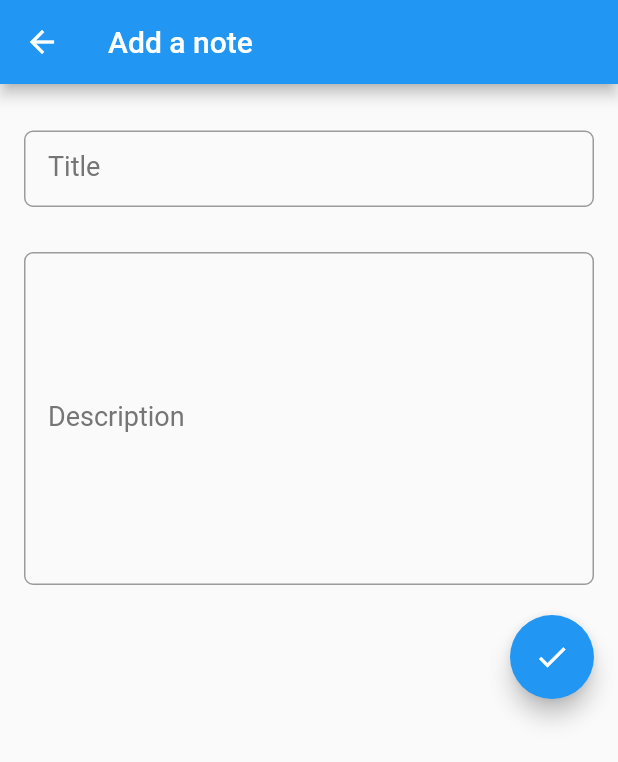
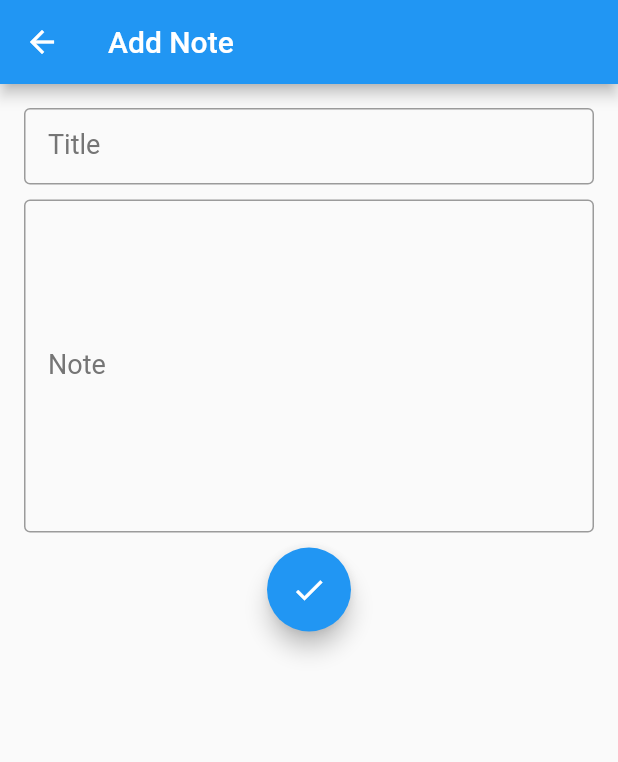
Before and after one commit to banerjeeApurbo2001/BanaoNotes, a Flutter app: the screen it shows after launch, after a tap on the "add" icon, on a phone screen of 412 x 824 dp. Shown: the top 762 px of the screen. Run offline on Flutter 3.47's test engine with Material 2 defaults, Android fonts, the phone set to English and light mode, and no system bars; our stand-ins replace bloc, cloud_firestore, firebase_core, flutter_bloc; accounts and stored records are empty.

```diff
--- a/lib/main.dart
+++ b/lib/main.dart
@@ -1,4 +1,7 @@
+import 'package:firebase_core/firebase_core.dart';
 import 'package:flutter/material.dart';
+import 'package:flutter_bloc/flutter_bloc.dart';
+import 'package:notekeeperatg/repository/FirebaseRepository.dart';
 import 'package:notekeeperatg/ui/pages/add_note.dart';
 import 'package:notekeeperatg/ui/pages/note_details.dart';
 import 'package:notekeeperatg/ui/pages/notes_home.dart';
@@ -6,9 +9,20 @@ import 'package:notekeeperatg/ui/pages/splash.dart';
 
 import 'package:provider/provider.dart';
 
-void main() => runApp(MyApp());
+import 'blocs/bottom_navigationbar_tabs.dart';
+import 'blocs/firestore.dart';
+import 'data_provider/FirebaseService.dart';
+
+void main() async {
+  WidgetsFlutterBinding.ensureInitialized();
+  await Firebase.initializeApp();
+  runApp(MyApp());
+}
 
 class MyApp extends StatelessWidget {
+
+  FirebaseRepository repository = FirebaseRepository(service: FirebaseService(init: "Hello"));
+
   // This widget is the root of your application.
   @override
   Widget build(BuildContext context) {
@@ -35,11 +49,14 @@ class MyApp extends StatelessWidget {
                 color: Colors.grey.shade600,
               )),
         ),
-        home: Splash(),
-        routes: {
-          "add_note": (_) => AddNotePage(),
-          "note_view": (_) => NoteDetailsPage(),
-        },
+        home: BlocProvider(
+            create: (context)=>NavigationCubit(),
+            child: BlocProvider(
+              create: (context)=>Data(repository: repository),
+              child: NotesHomPage(),
+            )
+        )
+
     );
   }
 }
--- a/lib/pojo_model/Note.dart
+++ b/lib/pojo_model/Note.dart
@@ -14,7 +14,7 @@ class Note{
    @required this.title,
    @required this.description,
    @required this.deleted,
-    @required this.createdAt,
+    this.createdAt,
  });
 
   Note.fromJSON(Map json) :
--- a/lib/ui/pages/add_note.dart
+++ b/lib/ui/pages/add_note.dart
@@ -1,106 +1,87 @@
 import 'package:flutter/material.dart';
+import 'package:flutter_bloc/flutter_bloc.dart';
+import 'package:notekeeperatg/blocs/add_data.dart';
+import 'package:notekeeperatg/data_provider/FirebaseService.dart';
 import 'package:notekeeperatg/pojo_model/Note.dart';
+import 'package:notekeeperatg/repository/FirebaseRepository.dart';
 import 'package:provider/provider.dart';
 
-class AddNotePage extends StatefulWidget {
-  final Note note;
-
-  const AddNotePage({Key key, this.note}) : super(key: key);
-
-  @override
-  _AddNotePageState createState() => _AddNotePageState();
-}
-
-class _AddNotePageState extends State<AddNotePage> {
-  TextEditingController _titleController;
-  TextEditingController _descriptionController;
-  GlobalKey<ScaffoldState> _key = GlobalKey<ScaffoldState>();
-  FocusNode _descriptionNode;
-  bool _editMode;
-  bool _processing;
-
-  @override
-  void initState() {
-    super.initState();
-    _processing = false;
-    _editMode = widget.note != null;
-    _titleController =
-        TextEditingController(text: _editMode ? widget.note.title : null);
-    _descriptionController =
-        TextEditingController(text: _editMode ? widget.note.description : null);
-    _descriptionNode = FocusNode();
-  }
+class AddNotePage extends StatelessWidget {
+  AddNotePage({Key key}) : super(key: key);
+  TextEditingController title=TextEditingController(),description = TextEditingController();
+  FirebaseRepository repository = FirebaseRepository(service: FirebaseService(init: "Firebase"));
+  // final GlobalKey<FormState> key = GlobalKey<FormState>();
 
   @override
   Widget build(BuildContext context) {
-    return Scaffold(
-      key: _key,
-      appBar: AppBar(
-        title: Text('Add a note'),
+
+    return BlocProvider(
+      create: (context) => Add(repository: repository),
+      child: Scaffold(
+          appBar: AppBar(title: Text("Add Note"),),
+          body: BlocBuilder<Add, AddDataFirestoreState>(
+            builder: (context, state) {
+              if(state is AddDataFirestoreInitial)
+              {
+                return Form(
+                  // key: key,
+                  child: SingleChildScrollView(
+                    child: Padding(
+                      padding: const EdgeInsets.all(16.0),
+                      child: Column(
+                        children: [
+                          _titleText(),
+                          SizedBox(height: 10.0,),
+                          _noteText(),
+                          SizedBox(height: 10.0,),
+                          _submitButton(context)
+                        ],
+                      ),
+                    ),
+                  ),
+                );
+              }
+
+              if(state is AddDataFirestoreAdding){
+                return Center(child: Text("Done"),);
+              }
+
+              if(state is AddDataFirestoreAdded){
+                // return Center(child: Text(state.status.toString()));
+                if(state.status)
+                  return Center(child: RaisedButton(onPressed: (){
+                    Navigator.of(context).pop();
+                  },child: Text("Note Added Successfully"),),);
+                else
+                  return Center(child: Text("Something went Wrong"),);
+              }
+              return Text("Hello");
+            },
+          )
       ),
-      body: SingleChildScrollView(
-        padding: const EdgeInsets.all(16.0),
-        child: Column(
-          crossAxisAlignment: CrossAxisAlignment.start,
-          children: <Widget>[
-            SizedBox(height: 15.0),
-            TextField(
-              controller: _titleController,
-              decoration: InputDecoration(
-                labelText: "Title",
-              ),
-              textInputAction: TextInputAction.next,
-              onEditingComplete: () {
-                FocusScope.of(context).requestFocus(_descriptionNode);
-              },
-            ),
-            SizedBox(height: 30.0),
-            TextField(
-              controller: _descriptionController,
-              focusNode: _descriptionNode,
-              maxLines: 10,
-              decoration: InputDecoration(
-                labelText: "Description",
-              ),
-            ),
-            const SizedBox(height: 20.0),
-           Row(
-             mainAxisAlignment: MainAxisAlignment.end,
-             children: <Widget>[
-               FloatingActionButton(
+    );
+  }
 
-                    child: Icon(Icons.check),
-                    onPressed: _processing
-                        ? null
-                        : () async {
-                      setState(() {
-                        _processing = true;
-                      });
-                      if (_titleController.text.isEmpty) {
-                        _key.currentState.showSnackBar(SnackBar(
-                          content: Text("Title is required."),
-                          backgroundColor: Colors.red,
-                        ));
-                        return;
-                      }
-                      Note note = Note(
-                        id: _editMode ? widget.note.id : null,
-                        title: _titleController.text,
-                        description: _descriptionController.text,
-                        createdAt: DateTime.now(),
-                      );
-                      setState(() {
-                        _processing = false;
-                      });
-                      Navigator.pop(context);
-                    }
-                ),
-             ],
-           ),
-          ],
-        ),
-      ),
+  Widget _noteText() {
+    return TextFormField(
+      controller: description,
+      decoration: InputDecoration(border: OutlineInputBorder(),labelText: "Note"),
+      keyboardType: TextInputType.multiline,
+      maxLines: 10,
 
     );
   }
+
+  Widget _titleText() {
+    return TextFormField(
+      controller: title,
+      decoration: InputDecoration(border: OutlineInputBorder(),labelText: "Title"),
+    );
+  }
+
+  Widget _submitButton(context) {
+    return FloatingActionButton(onPressed:(){
+      BlocProvider.of<Add>(context).addData(title.text.toString(),description.text.toString());
+    }, child: Icon(Icons.check), );
+  }
 }
--- /dev/null
+++ b/lib/ui/pages/notes.dart
@@ -0,0 +1,29 @@
+import 'package:flutter/material.dart';
+import 'package:flutter_bloc/flutter_bloc.dart';
+import 'package:notekeeperatg/blocs/firestore.dart';
+import 'package:notekeeperatg/ui/widgets/note_item.dart';
+
+class NoteList extends StatelessWidget {
+  NoteList({Key key}) : super(key: key);
+
+  @override
+  Widget build(BuildContext context) {
+    BlocProvider.of<Data>(context).fetchNotDeletedCollections();
+    return BlocBuilder<Data, FirestoreDataState>(
+      builder: (_,state){
+        if(state is FirestoreDataLoading){
+          return Center(child: CircularProgressIndicator(),);
+        }
+        if(state is FirestoreDataLoaded){
+          return ListView.builder(
+              itemCount: state.notes.length,
+              itemBuilder: (_,index){
+                return NoteItem(note: state.notes[index]);
+              }
+          );
+        }
+        return Text("");
+      },
+    );
+  }
+}
--- a/lib/ui/pages/notes_home.dart
+++ b/lib/ui/pages/notes_home.dart
@@ -1,76 +1,64 @@
 import 'package:flutter/material.dart';
+import 'package:flutter_bloc/flutter_bloc.dart';
+import 'package:notekeeperatg/blocs/bottom_navigationbar_tabs.dart';
+import 'package:notekeeperatg/ui/pages/note_details.dart';
 import 'package:provider/provider.dart';
 
-class NotesHomPage extends StatefulWidget {
-  @override
-  _NotesHomPageState createState() => _NotesHomPageState();
-}
+import 'add_note.dart';
+import 'deleted_notes.dart';
+import 'notes.dart';
 
-class _NotesHomPageState extends State<NotesHomPage> {
-  int _selectedIndex = 0;
-  static const TextStyle optionStyle =
-  TextStyle(fontSize: 30, fontWeight: FontWeight.bold);
-  static const List<Widget> _widgetOptions = <Widget>[
-    Text(
-      'Index 0: Home',
-      style: optionStyle,
-    ),
-    Text(
-      'Index 1: Business',
-      style: optionStyle,
-    ),
-    Text(
-      'Index 2: School',
-      style: optionStyle,
-    ),
-  ];
+class NotesHomPage extends StatelessWidget {
 
-  void _onItemTapped(int index) {
-    setState(() {
-      _selectedIndex = index;
-    });
-  }
   @override
   Widget build(BuildContext context) {
     return Scaffold(
-      backgroundColor: Colors.grey.shade300,
-      appBar: AppBar(
-        title: Text("Banao Notes"),
+      appBar: AppBar(title: Text("Banao Notes"),),
+      body: BlocBuilder<NavigationCubit,NavigationState>(
+          builder:(_,state){
+            if(state is NavigationInitial){
+              return NoteList();
+            }
+            if(state is NavigationNavigate){
+              var index = state.navigationIndex;
+              if(index==0){
+                return NoteList();
+              } else if(index==1){
+                return TrashScreen();
+              }
+            }
+            return Text("Not Null");
+          }
       ),
-      bottomNavigationBar: BottomAppBar(
-        color: Color.fromRGBO(219, 84, 84, 1),
-        notchMargin: 8.0,
-        shape: AutomaticNotchedShape(
-          RoundedRectangleBorder(),
-          StadiumBorder(
-            side: BorderSide(),
-          ),
-        ),
-        child: BottomNavigationBar(
-          items: const <BottomNavigationBarItem>[
-            BottomNavigationBarItem(
-              icon: Icon(Icons.home),
-              title: Text('My Notes'),
-            ),
-            BottomNavigationBarItem(
-              icon: Icon(Icons.delete),
-              title: Text('Bin'),
-            ),
-          ],
-        ),
-      ),
-      floatingActionButtonLocation: FloatingActionButtonLocation.centerDocked,
-      floatingActionButton: FloatingActionButton(
-        child: const Icon(Icons.add),
-        //backgroundColor: Colors.indigo,
-        onPressed: () => Navigator.pushNamed(context, "add_note"),
-      ),
-//      floatingActionButton: FloatingActionButton(
-//        child: Icon(Icons.add),
-//        onPressed: () => Navigator.pushNamed(context, "add_note"),
-//      ),
+      bottomNavigationBar: _navbar(context),
+        floatingActionButtonLocation: FloatingActionButtonLocation.centerDocked,
+        floatingActionButton: _fab(context),
     );
   }
+}
+
+Widget _navbar(context) {
+
+  return BlocBuilder<NavigationCubit,NavigationState>(
+      builder:(_,state){
+        var idx = (state is NavigationInitial)?(state).navigationIndex:(state as NavigationNavigate).navigationIndex;
+
+        return BottomNavigationBar(items: [
+          BottomNavigationBarItem(icon: Icon(Icons.note),title: Text("My Notes"),activeIcon: Icon(Icons.note)),
+          BottomNavigationBarItem(icon: Icon(Icons.delete_outline,),title: Text("Bin"),activeIcon: Icon(Icons.delete)),
+        ],
+          currentIndex: idx,
+          onTap:(index){
+            BlocProvider.of<NavigationCubit>(context).setNavigation(index);
+          },
+        );
+      }
+  );
+}
 
 
+Widget _fab(context) {
+  return FloatingActionButton(onPressed: (){
+    Navigator.of(context).push(MaterialPageRoute(builder: (context)=>AddNotePage())).then((value) => (context as Element).markNeedsBuild());
+  },child: Icon(Icons.add),);
 }
```
Also changed, not shown: lib/ui/pages/deleted_notes.dart (added, +30 -0 lines), lib/ui/pages/note_details.dart (+44 -63 lines), lib/ui/pages/splash.dart (+12 -1 lines), lib/ui/widgets/note_item.dart (+13 -11 lines).
